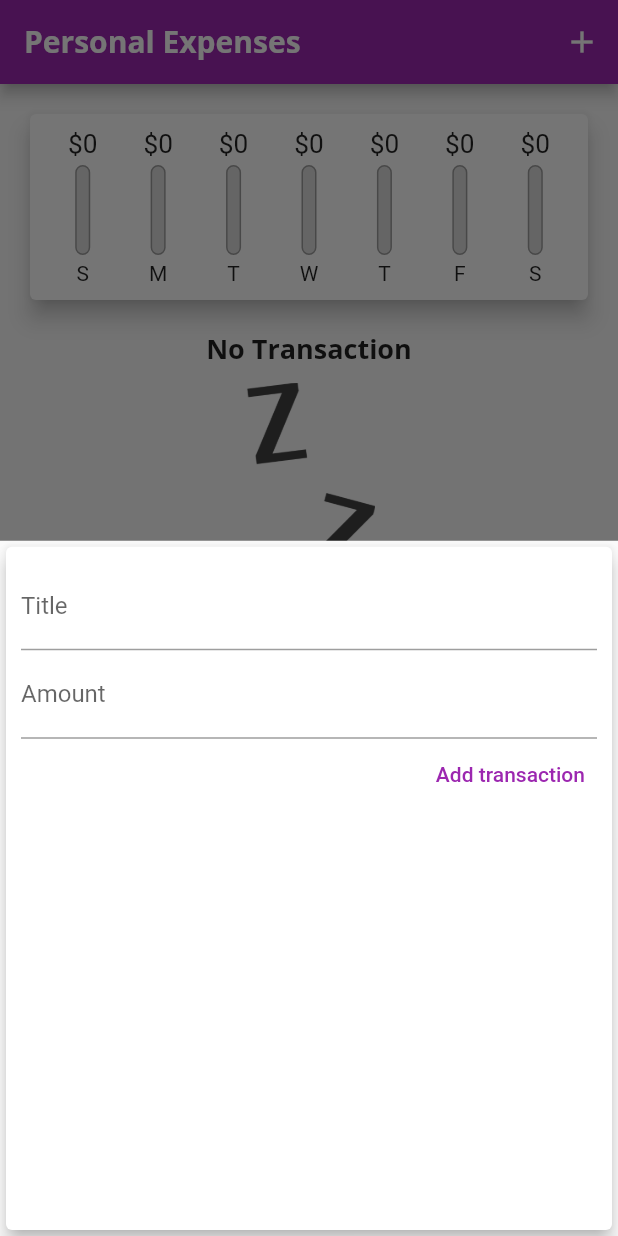
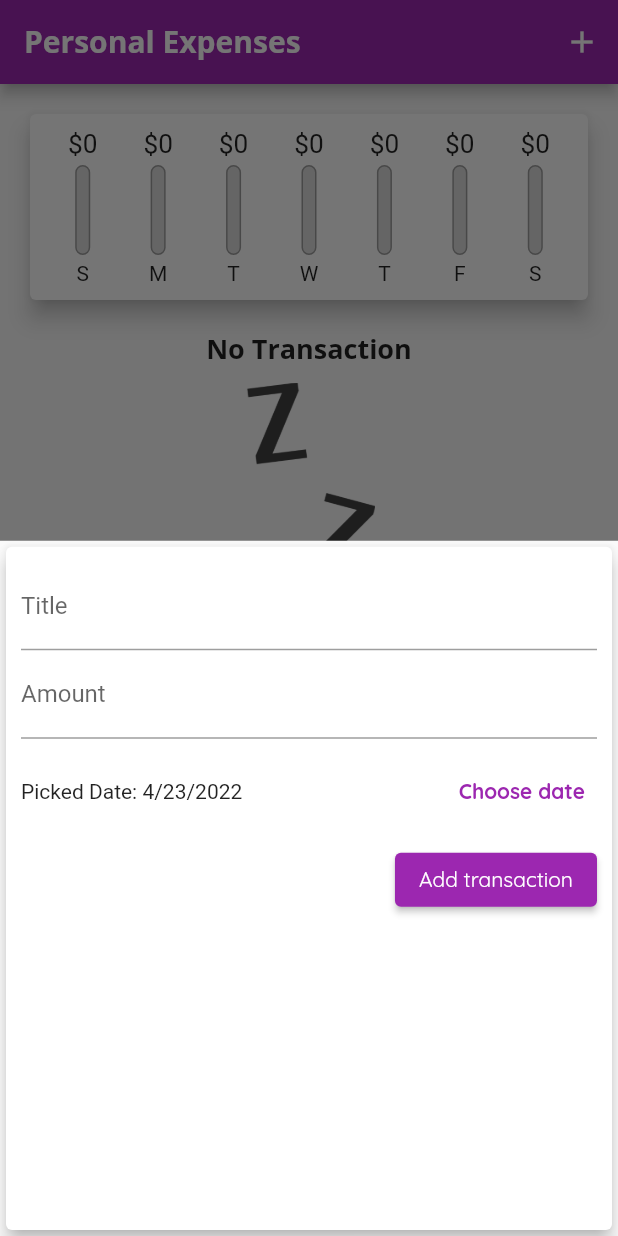
Before and after one commit to prasetion/personal_expenses, a Flutter app: the screen it shows after launch, after a tap on the "add" icon, on a phone screen of 412 x 824 dp. Run offline on Flutter 3.47's test engine with Material 2 defaults, Android fonts, the phone set to English and light mode, and no system bars.

Commit message:
delete from list, finishing

```diff
--- a/lib/main.dart
+++ b/lib/main.dart
@@ -16,12 +16,14 @@ class MyApp extends StatelessWidget {
         accentColor: Colors.amber,
         fontFamily: "Quicksand",
         textTheme: ThemeData.light().textTheme.copyWith(
-              headline6: TextStyle(
-                fontFamily: "OpenSans",
-                fontSize: 18,
-                fontWeight: FontWeight.bold,
-              ),
+            headline6: TextStyle(
+              fontFamily: "OpenSans",
+              fontSize: 18,
+              fontWeight: FontWeight.bold,
             ),
+            button: TextStyle(
+              color: Colors.white,
+            )),
         appBarTheme: AppBarTheme(
           titleTextStyle: TextStyle(
             fontFamily: "OpenSans",
@@ -66,12 +68,13 @@ class _MyHomePageState extends State<MyHomePage> {
     }).toList();
   }
 
-  void _addNewTransaction(String transactionTitle, double transactionAmount) {
+  void _addNewTransaction(
+      String transactionTitle, double transactionAmount, DateTime choosenDate) {
     final newTransaction = Transaction(
       id: DateTime.now().toString(),
       title: transactionTitle,
       amount: transactionAmount,
-      date: DateTime.now(),
+      date: choosenDate,
     );
 
     setState(() {
@@ -90,6 +93,12 @@ class _MyHomePageState extends State<MyHomePage> {
         );
       },
     );
+  }
+
+  void _deleteTransaction(String id) {
+    setState(() {
+      _userTransactions.removeWhere((element) => element.id == id);
+    });
   }
 
   @override
@@ -114,7 +123,7 @@ class _MyHomePageState extends State<MyHomePage> {
           crossAxisAlignment: CrossAxisAlignment.stretch,
           children: [
             Chart(_recentTransactions),
-            TransactionList(_userTransactions),
+            TransactionList(_userTransactions, _deleteTransaction),
           ],
         ),
       ),
--- a/lib/widgets/new_transaction.dart
+++ b/lib/widgets/new_transaction.dart
@@ -1,4 +1,5 @@
 import 'package:flutter/material.dart';
+import 'package:intl/intl.dart';
 
 class NewTransaction extends StatefulWidget {
   final Function addTransaction;
@@ -10,24 +11,37 @@ class NewTransaction extends StatefulWidget {
 }
 
 class _NewTransactionState extends State<NewTransaction> {
-  final titleController = TextEditingController();
-  final amountController = TextEditingController();
+  final _titleController = TextEditingController();
+  final _amountController = TextEditingController();
+  DateTime _selectedDate = DateTime.now();
 
-  void submitData() {
-    final enteredTitle = titleController.text;
+  void _submitData() {
+    final enteredTitle = _titleController.text;
 
-    if (amountController.text.isEmpty) return;
+    if (_amountController.text.isEmpty) return;
 
-    final enteredAmount = double.parse(amountController.text);
+    final enteredAmount = double.parse(_amountController.text);
 
-    if (enteredAmount <= 0 || enteredTitle.isEmpty) return;
+    if (enteredAmount <= 0 || enteredTitle.isEmpty || _selectedDate == null)
+      return;
 
-    widget.addTransaction(
-      enteredTitle,
-      enteredAmount,
-    );
+    widget.addTransaction(enteredTitle, enteredAmount, _selectedDate);
 
     Navigator.of(context).pop();
+  }
+
+  void _presentDatePicker() {
+    showDatePicker(
+      context: context,
+      initialDate: DateTime.now(),
+      firstDate: DateTime(2019),
+      lastDate: DateTime.now(),
+    ).then((val) {
+      if (val == null) return;
+      setState(() {
+        _selectedDate = val;
+      });
+    });
   }
 
   @override
@@ -41,26 +55,43 @@ class _NewTransactionState extends State<NewTransaction> {
           children: [
             TextField(
               decoration: InputDecoration(labelText: "Title"),
-              controller: titleController,
+              controller: _titleController,
               onSubmitted: (val) {
-                submitData();
+                _submitData();
               },
             ),
             TextField(
               decoration: InputDecoration(labelText: "Amount"),
-              controller: amountController,
+              controller: _amountController,
               keyboardType: TextInputType.number,
               onSubmitted: (val) {
-                submitData();
+                _submitData();
               },
             ),
-            TextButton(
-              onPressed: submitData,
+            Container(
+              height: 70,
+              child: Row(
+                children: [
+                  Expanded(
+                    child: Text(
+                      _selectedDate == null
+                          ? "No Date Choosen"
+                          : "Picked Date: ${DateFormat.yMd().format(_selectedDate)}",
+                    ),
+                  ),
+                  TextButton(
+                    onPressed: _presentDatePicker,
+                    child: Text(
+                      "Choose date",
+                      style: TextStyle(fontWeight: FontWeight.bold),
+                    ),
+                  )
+                ],
+              ),
+            ),
+            ElevatedButton(
+              onPressed: _submitData,
               child: Text("Add transaction"),
-              style: ButtonStyle(
-                foregroundColor:
-                    MaterialStateProperty.all<Color>(Colors.purple),
-              ),
             ),
           ],
         ),
--- a/lib/widgets/transaction_list.dart
+++ b/lib/widgets/transaction_list.dart
@@ -4,13 +4,14 @@ import 'package:intl/intl.dart';
 
 class TransactionList extends StatelessWidget {
   final List<Transaction> transactions;
+  Function deleteTransaction;
 
-  TransactionList(this.transactions);
+  TransactionList(this.transactions, this.deleteTransaction);
 
   @override
   Widget build(BuildContext context) {
     return Container(
-      height: 300,
+      height: 450,
       child: transactions.isEmpty
           ? Column(
               children: [
@@ -53,50 +54,14 @@ class TransactionList extends StatelessWidget {
                     subtitle: Text(
                       DateFormat.yMMMMd().format(transactions[index].date),
                     ),
+                    trailing: IconButton(
+                      icon: Icon(Icons.delete),
+                      color: Theme.of(context).errorColor,
+                      onPressed: () =>
+                          deleteTransaction(transactions[index].id),
+                    ),
                   ),
                 );
-                // return Card(
-                //   child: Row(
-                //     children: [
-                //       Container(
-                //         margin: EdgeInsets.symmetric(
-                //           vertical: 10,
-                //           horizontal: 15,
-                //         ),
-                //         padding: EdgeInsets.all(10),
-                //         decoration: BoxDecoration(
-                //             border: Border.all(
-                //           color: Theme.of(context).primaryColor,
-                //           width: 2,
-                //         )),
-                //         child: Text(
-                //           "A: \$${transactions[index].amount.toStringAsFixed(2)}", // tx.amount.toString(),
-                //           style: TextStyle(
-                //             fontWeight: FontWeight.bold,
-                //             fontSize: 20,
-                //             color: Theme.of(context).primaryColor,
-                //           ),
-                //         ),
-                //       ),
-                //       Column(
-                //         crossAxisAlignment: CrossAxisAlignment.start,
-                //         children: [
-                //           Text(
-                //             transactions[index].title,
-                //             style: Theme.of(context).textTheme.headline6,
-                //           ),
-                //           Text(
-                //             DateFormat("E, dd-MM-yyyy H:m")
-                //                 .format(transactions[index].date),
-                //             style: TextStyle(
-                //               color: Colors.grey,
-                //             ),
-                //           )
-                //         ],
-                //       ),
-                //     ],
-                //   ),
-                // );
               },
               itemCount: transactions.length,
             ),
```
